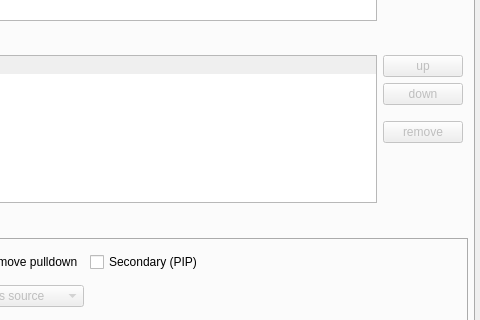
Before: the Qt Designer form tsMuxerGUI/tsmuxerwindow.ui in teaching-droid/tsMuxer, drawn with Qt 5; both pictures show x 540 to 1020 and y 188 to 508 of the 1020 by 910 pixel window.
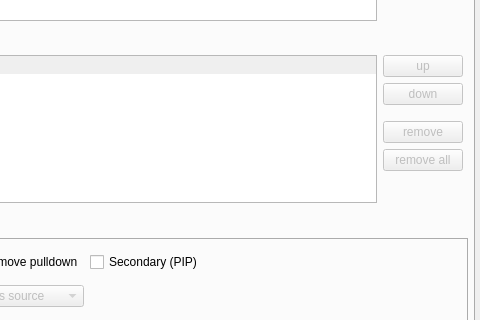
After: the same form once the commit is applied. Icons and pictures are not drawn.

Commit message: feat: a remove all button, and clearing the list stops being slow

Diff of the .ui file:
```diff
--- a/tsMuxerGUI/tsmuxerwindow.ui
+++ b/tsMuxerGUI/tsmuxerwindow.ui
@@ -273,6 +273,16 @@
                   </property>
                  </widget>
                 </item>
+                <item>
+                 <widget class="QPushButton" name="removeAllTracksBtn">
+                  <property name="enabled">
+                   <bool>false</bool>
+                  </property>
+                  <property name="text">
+                   <string>remove all</string>
+                  </property>
+                 </widget>
+                </item>
                 <item>
                  <spacer name="verticalSpacer_4">
                   <property name="orientation">
```
Left out of the diff: 1 changed line with no effect on the pictures. The commit also changes 10 other files.
